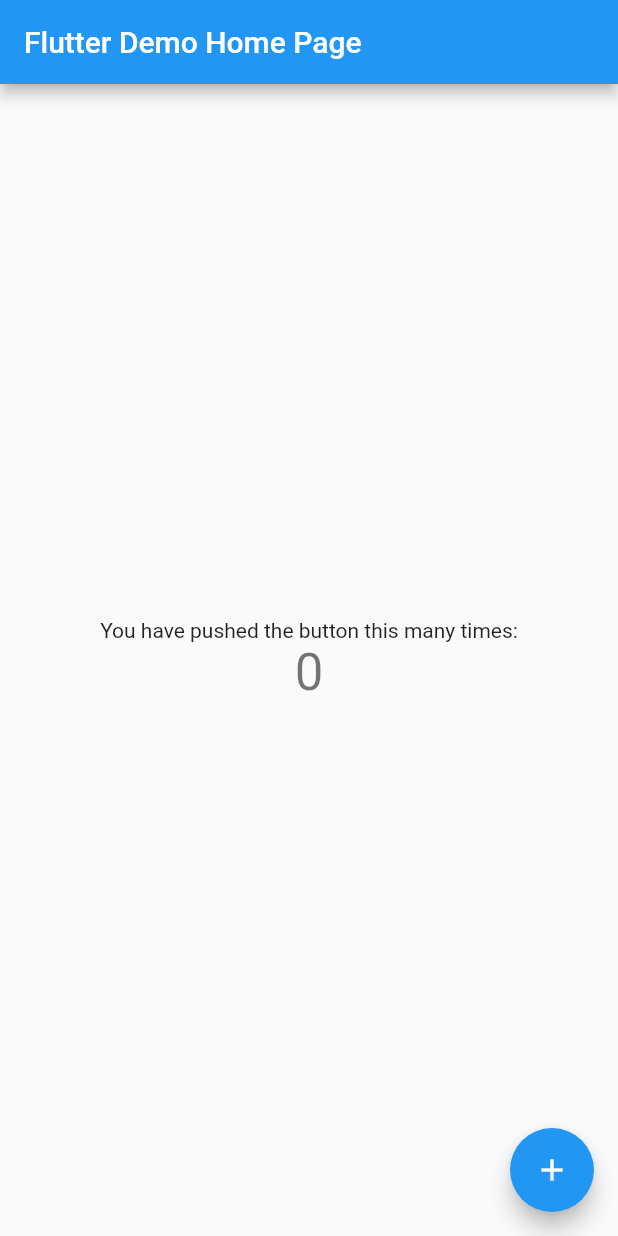
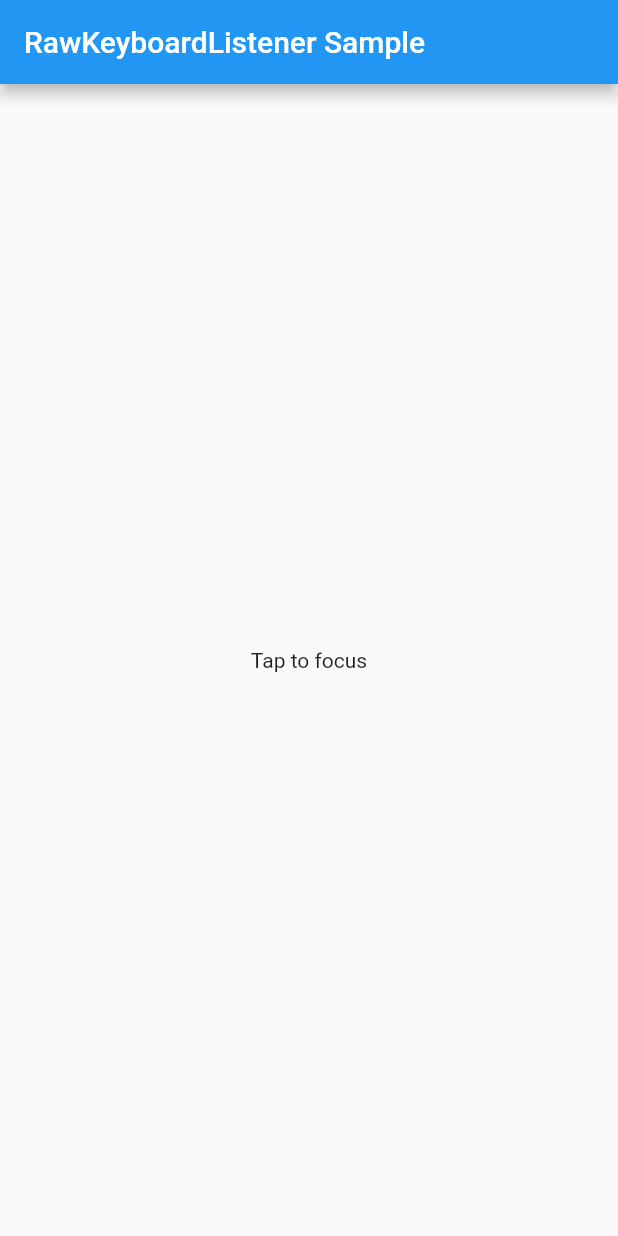
Before and after one commit to asur4s/hello_flutter, a Flutter app: the screen it shows after launch, on a phone screen of 412 x 824 dp. Run offline on Flutter 3.47's test engine with Material 2 defaults, Android fonts, the phone set to English and light mode, and no system bars.

Commit message:
Add RawKeyboardListener

```diff
--- a/lib/main.dart
+++ b/lib/main.dart
@@ -7,21 +7,11 @@ void main() {
 class MyApp extends StatelessWidget {
   const MyApp({Key? key}) : super(key: key);
 
-  // This widget is the root of your application.
   @override
   Widget build(BuildContext context) {
     return MaterialApp(
       title: 'Flutter Demo',
       theme: ThemeData(
-        // This is the theme of your application.
-        //
-        // Try running your application with "flutter run". You'll see the
-        // application has a blue toolbar. Then, without quitting the app, try
-        // changing the primarySwatch below to Colors.green and then invoke
-        // "hot reload" (press "r" in the console where you ran "flutter run",
-        // or simply save your changes to "hot reload" in a Flutter IDE).
-        // Notice that the counter didn't reset back to zero; the application
-        // is not restarted.
         primarySwatch: Colors.blue,
       ),
       home: const MyHomePage(title: 'Flutter Demo Home Page'),
@@ -39,68 +29,55 @@ class MyHomePage extends StatefulWidget {
 }
 
 class _MyHomePageState extends State<MyHomePage> {
-  int _counter = 0;
+  final FocusNode _focusNode = FocusNode();
+  String _message = "";
 
-  void _incrementCounter() {
+  @override
+  void dispose() {
+    _focusNode.dispose();
+    super.dispose();
+  }
+
+  void _handleRawKeyEvent(RawKeyEvent event) {
+    debugPrint(event.toString());
+    debugPrint(event.character);
+    debugPrint(event.data.toString());
     setState(() {
-      // This call to setState tells the Flutter framework that something has
-      // changed in this State, which causes it to rerun the build method below
-      // so that the display can reflect the updated values. If we changed
-      // _counter without calling setState(), then the build method would not be
-      // called again, and so nothing would appear to happen.
-      _counter++;
+      _message =
+          'KeyName: ${event.logicalKey.debugName}  KeyId: ${event.logicalKey.keyId}';
     });
   }
 
-  @override
   Widget build(BuildContext context) {
-    // This method is rerun every time setState is called, for instance as done
-    // by the _incrementCounter method above.
-    //
-    // The Flutter framework has been optimized to make rerunning build methods
-    // fast, so that you can just rebuild anything that needs updating rather
-    // than having to individually change instances of widgets.
     return Scaffold(
       appBar: AppBar(
-        // Here we take the value from the MyHomePage object that was created by
-        // the App.build method, and use it to set our appbar title.
-        title: Text(widget.title),
+        title: Text("RawKeyboardListener Sample"),
       ),
       body: Center(
-        // Center is a layout widget. It takes a single child and positions it
-        // in the middle of the parent.
         child: Column(
-          // Column is also a layout widget. It takes a list of children and
-          // arranges them vertically. By default, it sizes itself to fit its
-          // children horizontally, and tries to be as tall as its parent.
-          //
-          // Invoke "debug painting" (press "p" in the console, choose the
-          // "Toggle Debug Paint" action from the Flutter Inspector in Android
-          // Studio, or the "Toggle Debug Paint" command in Visual Studio Code)
-          // to see the wireframe for each widget.
-          //
-          // Column has various properties to control how it sizes itself and
-          // how it positions its children. Here we use mainAxisAlignment to
-          // center the children vertically; the main axis here is the vertical
-          // axis because Columns are vertical (the cross axis would be
-          // horizontal).
           mainAxisAlignment: MainAxisAlignment.center,
           children: <Widget>[
-            const Text(
-              'You have pushed the button this many times:',
-            ),
-            Text(
-              '$_counter',
-              style: Theme.of(context).textTheme.headline4,
-            ),
+            RawKeyboardListener(
+                focusNode: _focusNode,
+                onKey: _handleRawKeyEvent,
+                child: AnimatedBuilder(
+                  animation: _focusNode,
+                  builder: (BuildContext context, Widget? child) {
+                    if (!_focusNode.hasFocus) {
+                      return GestureDetector(
+                        onTap: () {
+                          FocusScope.of(context).requestFocus(_focusNode);
+                        },
+                        child: const Text('Tap to focus'),
+                      );
+                    }
+                    ;
+                    return Text(_message);
+                  },
+                ))
           ],
         ),
       ),
-      floatingActionButton: FloatingActionButton(
-        onPressed: _incrementCounter,
-        tooltip: 'Increment',
-        child: const Icon(Icons.add),
-      ), // This trailing comma makes auto-formatting nicer for build methods.
     );
   }
 }
```
